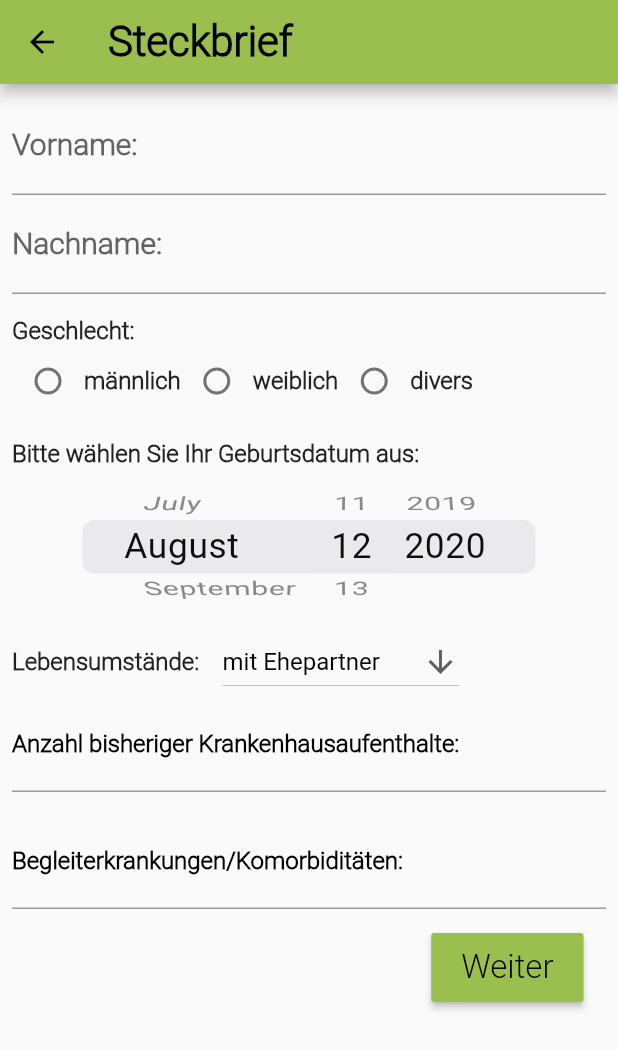
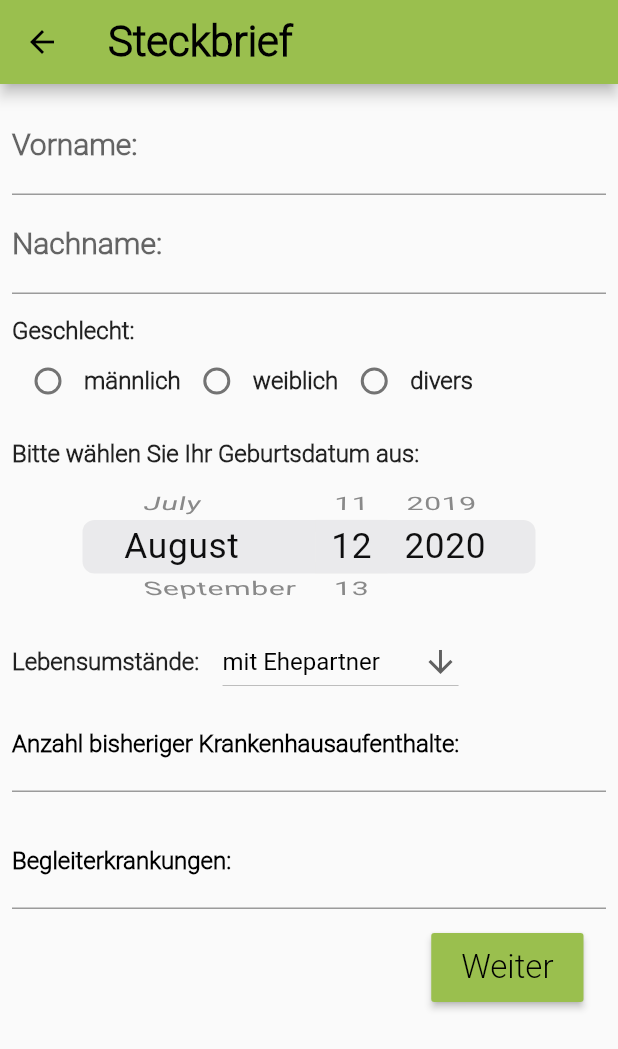
Before and after one commit to Linea-code/chf-app, a Flutter app: the CreateProfile screen opened directly, on a phone screen of 412 x 824 dp. Shown: the top 1049 px of the screen. Run offline on Flutter 3.47's test engine with Material 2 defaults, Android fonts, the phone set to English and light mode, and no system bars; our stand-ins replace charts_flutter, flutter_spinkit, qr_flutter, shared_preferences; missing offline and left inert: flutter_sparkline, health; accounts and stored records are empty.

Commit message:
Schwere Sprachbegriffe entfernt

```diff
--- a/lib/onboarding/createprofile.dart
+++ b/lib/onboarding/createprofile.dart
@@ -151,7 +151,7 @@ class _CreateProfileState extends State<CreateProfile> {
               maxLines: null,
               decoration: InputDecoration(
                   labelStyle: TextStyle(fontSize: 16, color: Colors.black),
-                  labelText: 'Begleiterkrankungen/Komorbiditäten:'),
+                  labelText: 'Begleiterkrankungen:'),
               validator: (input) => input.isEmpty
                   ? 'Bitte geben Sie Ihre Begleiterkrankungen ein!'
                   : null,
--- a/lib/onboarding/firstscreen.dart
+++ b/lib/onboarding/firstscreen.dart
@@ -31,7 +31,7 @@ class Start extends StatelessWidget {
               children: <Widget>[
                 new ListTile(
                   leading: Icon(Icons.check),
-                  title: new Text("Visualisierung und Speicherung von Gesundheitsdaten",
+                  title: new Text("Darstellung und Speicherung von Gesundheitsdaten",
                     style: TextStyle(
                       fontFamily: "Arial",
                       fontSize: 16.0,
```
